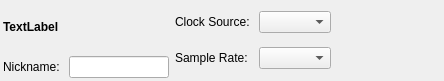
Before: the Qt Designer form libffado/support/mixer-qt4/mixer_global.ui in adiknoth/ffado, drawn with Qt 5.
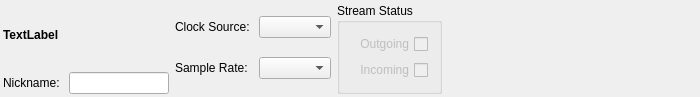
After: the same form once the commit is applied.

Commit message: fix merge issues with the QT4 mixer

```diff
--- a/libffado/support/mixer-qt4/mixer_global.ui
+++ b/libffado/support/mixer-qt4/mixer_global.ui
@@ -22,8 +22,8 @@
    <rect>
     <x>0</x>
     <y>0</y>
-    <width>444</width>
-    <height>81</height>
+    <width>700</width>
+    <height>80</height>
    </rect>
   </property>
   <property name="sizePolicy" >
@@ -35,12 +35,21 @@
   <property name="windowTitle" >
    <string>Global Mixer Options</string>
   </property>
-  <layout class="QHBoxLayout" name="horizontalLayout" >
-   <property name="margin" >
+  <layout class="QHBoxLayout" >
+   <property name="leftMargin" >
+    <number>3</number>
+   </property>
+   <property name="topMargin" >
+    <number>3</number>
+   </property>
+   <property name="rightMargin" >
+    <number>3</number>
+   </property>
+   <property name="bottomMargin" >
     <number>3</number>
    </property>
    <item>
-    <layout class="QGridLayout" name="gridLayout_2" >
+    <layout class="QGridLayout" >
      <property name="horizontalSpacing" >
       <number>9</number>
      </property>
@@ -83,7 +92,7 @@
     </layout>
    </item>
    <item>
-    <layout class="QGridLayout" name="gridLayout" >
+    <layout class="QGridLayout" >
      <property name="horizontalSpacing" >
       <number>9</number>
      </property>
@@ -138,6 +147,47 @@
      </item>
     </layout>
    </item>
+   <item>
+    <widget class="QGroupBox" name="grpStatus" >
+     <property name="sizePolicy" >
+      <sizepolicy vsizetype="Preferred" hsizetype="Maximum" >
+       <horstretch>0</horstretch>
+       <verstretch>0</verstretch>
+      </sizepolicy>
+     </property>
+     <property name="title" >
+      <string>Stream Status</string>
+     </property>
+     <layout class="QVBoxLayout" >
+      <item>
+       <widget class="QCheckBox" name="chkStreamOut" >
+        <property name="enabled" >
+         <bool>false</bool>
+        </property>
+        <property name="layoutDirection" >
+         <enum>Qt::RightToLeft</enum>
+        </property>
+        <property name="text" >
+         <string>Outgoing</string>
+        </property>
+       </widget>
+      </item>
+      <item>
+       <widget class="QCheckBox" name="chkStreamIn" >
+        <property name="enabled" >
+         <bool>false</bool>
+        </property>
+        <property name="layoutDirection" >
+         <enum>Qt::RightToLeft</enum>
+        </property>
+        <property name="text" >
+         <string>Incoming</string>
+        </property>
+       </widget>
+      </item>
+     </layout>
+    </widget>
+   </item>
    <item>
     <spacer>
      <property name="orientation" >
```
Left out of the diff: 2 changed lines with no effect on the pictures. The commit also changes 13 other files.
